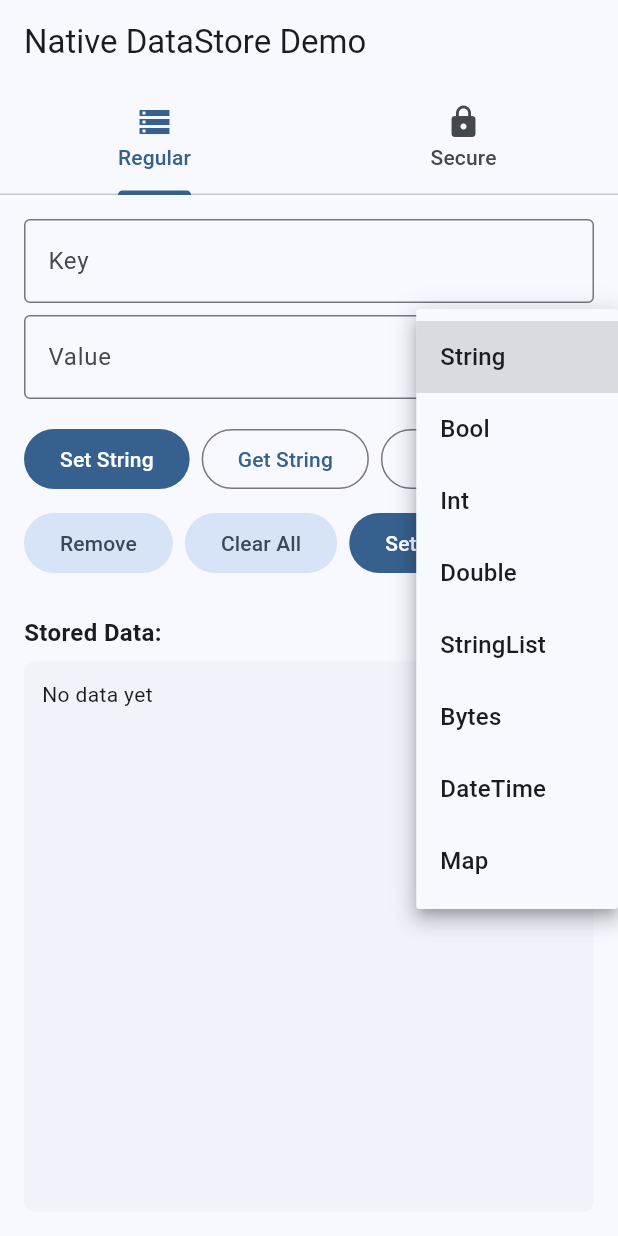
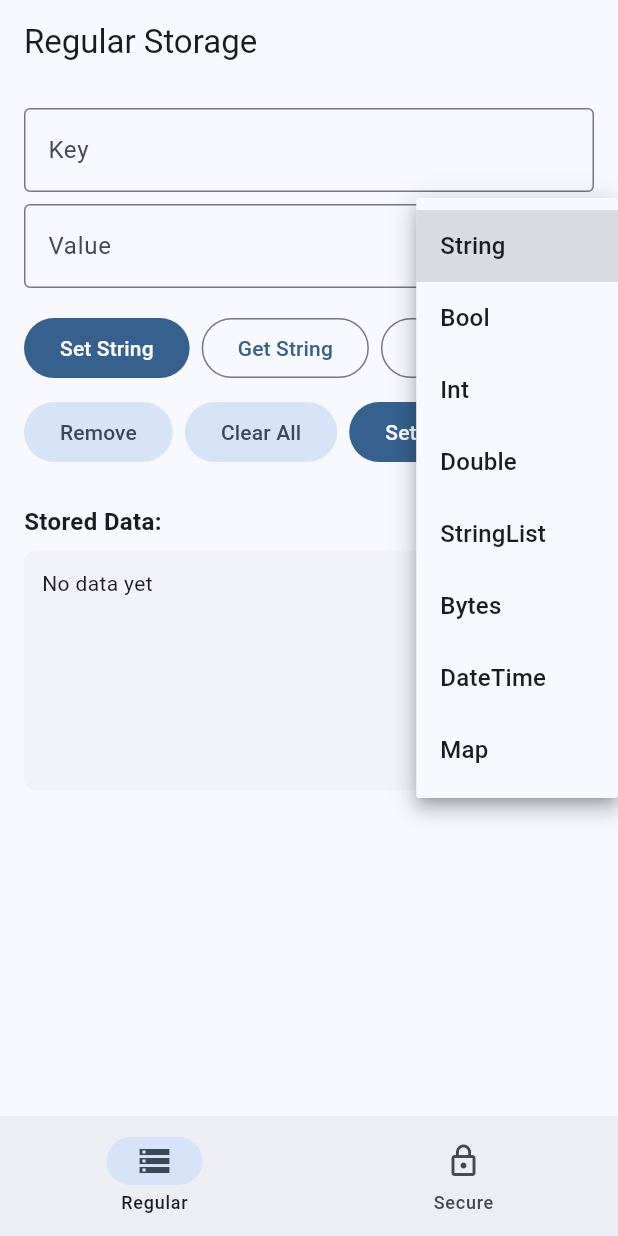
Before and after one commit to sudhi001/native_datastore, a Flutter app: the screen it shows after launch, after a tap on "String", on a phone screen of 412 x 824 dp. Run offline on Flutter 3.47's test engine with Material 3 defaults, Android fonts, the phone set to English and light mode, and no system bars; project files that could hold a hidden picture were left out.

Commit message:
feat: Refactor DataStoreDemo to use StatefulWidget and improve UI navigation

```diff
--- a/example/lib/main.dart
+++ b/example/lib/main.dart
@@ -24,29 +24,44 @@ class MyApp extends StatelessWidget {
   }
 }
 
-class DataStoreDemo extends StatelessWidget {
+class DataStoreDemo extends StatefulWidget {
   const DataStoreDemo({super.key});
 
   @override
+  State<DataStoreDemo> createState() => _DataStoreDemoState();
+}
+
+class _DataStoreDemoState extends State<DataStoreDemo> {
+  int _index = 0;
+
+  static const _titles = ['Regular Storage', 'Secure Storage'];
+
+  @override
   Widget build(BuildContext context) {
-    return DefaultTabController(
-      length: 2,
-      child: Scaffold(
-        appBar: AppBar(
-          title: const Text('Native DataStore Demo'),
-          bottom: const TabBar(
-            tabs: [
-              Tab(text: 'Regular', icon: Icon(Icons.storage)),
-              Tab(text: 'Secure', icon: Icon(Icons.lock)),
-            ],
+    return Scaffold(
+      appBar: AppBar(title: Text(_titles[_index])),
+      body: IndexedStack(
+        index: _index,
+        children: const [
+          RegularTab(),
+          SecureTab(),
+        ],
+      ),
+      bottomNavigationBar: NavigationBar(
+        selectedIndex: _index,
+        onDestinationSelected: (i) => setState(() => _index = i),
+        destinations: const [
+          NavigationDestination(
+            icon: Icon(Icons.storage_outlined),
+            selectedIcon: Icon(Icons.storage),
+            label: 'Regular',
           ),
-        ),
-        body: const TabBarView(
-          children: [
-            RegularTab(),
-            SecureTab(),
-          ],
-        ),
+          NavigationDestination(
+            icon: Icon(Icons.lock_outline),
+            selectedIcon: Icon(Icons.lock),
+            label: 'Secure',
+          ),
+        ],
       ),
     );
   }
@@ -237,7 +252,7 @@ class _RegularTabState extends State<RegularTab> {
 
   @override
   Widget build(BuildContext context) {
-    return Padding(
+    return SingleChildScrollView(
       padding: const EdgeInsets.all(16),
       child: Column(
         crossAxisAlignment: CrossAxisAlignment.stretch,
@@ -307,8 +322,10 @@ class _RegularTabState extends State<RegularTab> {
           const Text('Stored Data:',
               style: TextStyle(fontWeight: FontWeight.bold, fontSize: 16)),
           const SizedBox(height: 8),
-          Expanded(
+          ConstrainedBox(
+            constraints: const BoxConstraints(minHeight: 160, maxHeight: 360),
             child: Container(
+              width: double.infinity,
               padding: const EdgeInsets.all(12),
               decoration: BoxDecoration(
                 color: Theme.of(context).colorScheme.surfaceContainerLow,
@@ -453,7 +470,7 @@ class _SecureTabState extends State<SecureTab> {
 
   @override
   Widget build(BuildContext context) {
-    return Padding(
+    return SingleChildScrollView(
       padding: const EdgeInsets.all(16),
       child: Column(
         crossAxisAlignment: CrossAxisAlignment.stretch,
@@ -548,8 +565,10 @@ class _SecureTabState extends State<SecureTab> {
           const Text('Stored Secure Keys:',
               style: TextStyle(fontWeight: FontWeight.bold, fontSize: 16)),
           const SizedBox(height: 8),
-          Expanded(
+          ConstrainedBox(
+            constraints: const BoxConstraints(minHeight: 160, maxHeight: 360),
             child: Container(
+              width: double.infinity,
               padding: const EdgeInsets.all(12),
               decoration: BoxDecoration(
                 color: Theme.of(context).colorScheme.surfaceContainerLow,
```
